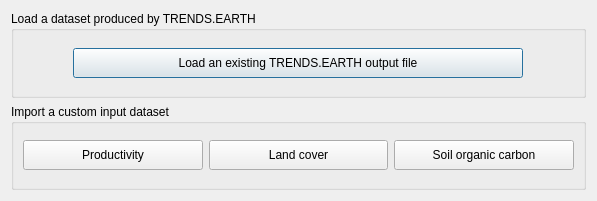
Before: the Qt Designer form LDMP/gui/DlgLoadData.ui in ConservationInternational/trends.earth, drawn with Qt 5.
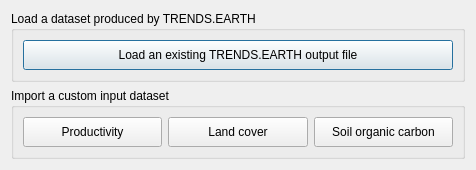
After: the same form once the commit is applied.

```diff
--- a/LDMP/gui/DlgLoadData.ui
+++ b/LDMP/gui/DlgLoadData.ui
@@ -9,8 +9,8 @@
    <rect>
     <x>0</x>
     <y>0</y>
-    <width>597</width>
-    <height>201</height>
+    <width>476</width>
+    <height>150</height>
    </rect>
   </property>
   <property name="sizePolicy">
@@ -31,6 +31,12 @@
      <layout class="QHBoxLayout" name="horizontalLayout_2">
       <item>
        <widget class="QPushButton" name="btn_te">
+        <property name="sizePolicy">
+         <sizepolicy hsizetype="Expanding" vsizetype="Fixed">
+          <horstretch>0</horstretch>
+          <verstretch>0</verstretch>
+         </sizepolicy>
+        </property>
         <property name="minimumSize">
          <size>
           <width>0</width>
@@ -39,7 +45,7 @@
         </property>
         <property name="maximumSize">
          <size>
-          <width>450</width>
+          <width>16777215</width>
           <height>16777215</height>
          </size>
         </property>
```
